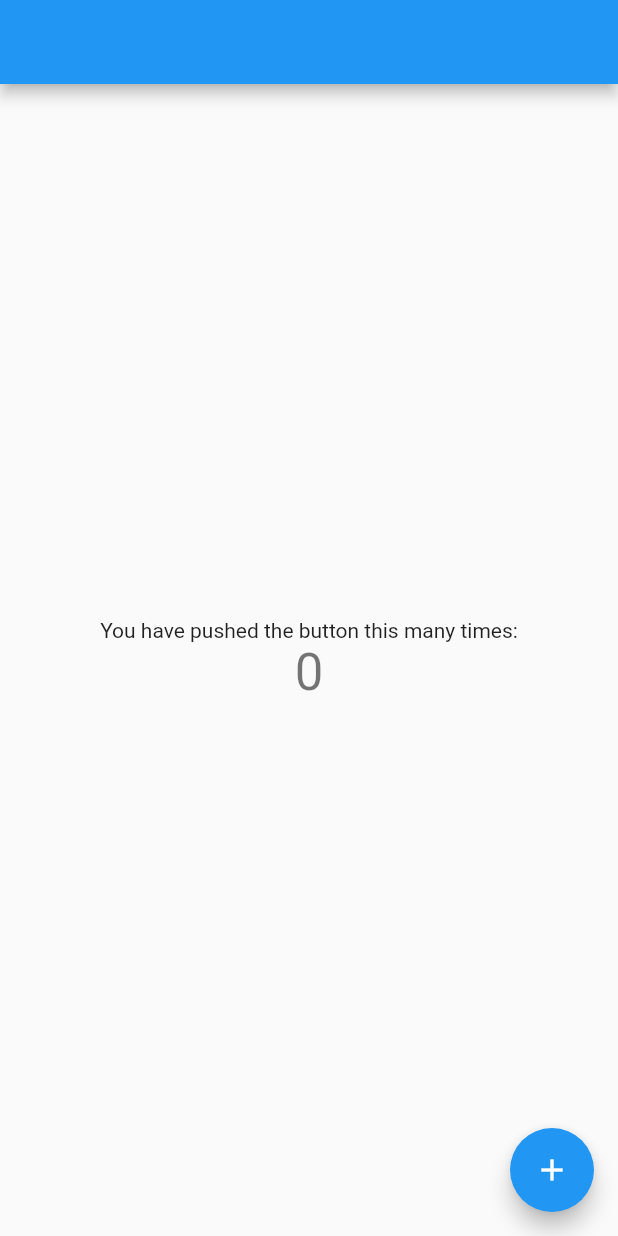
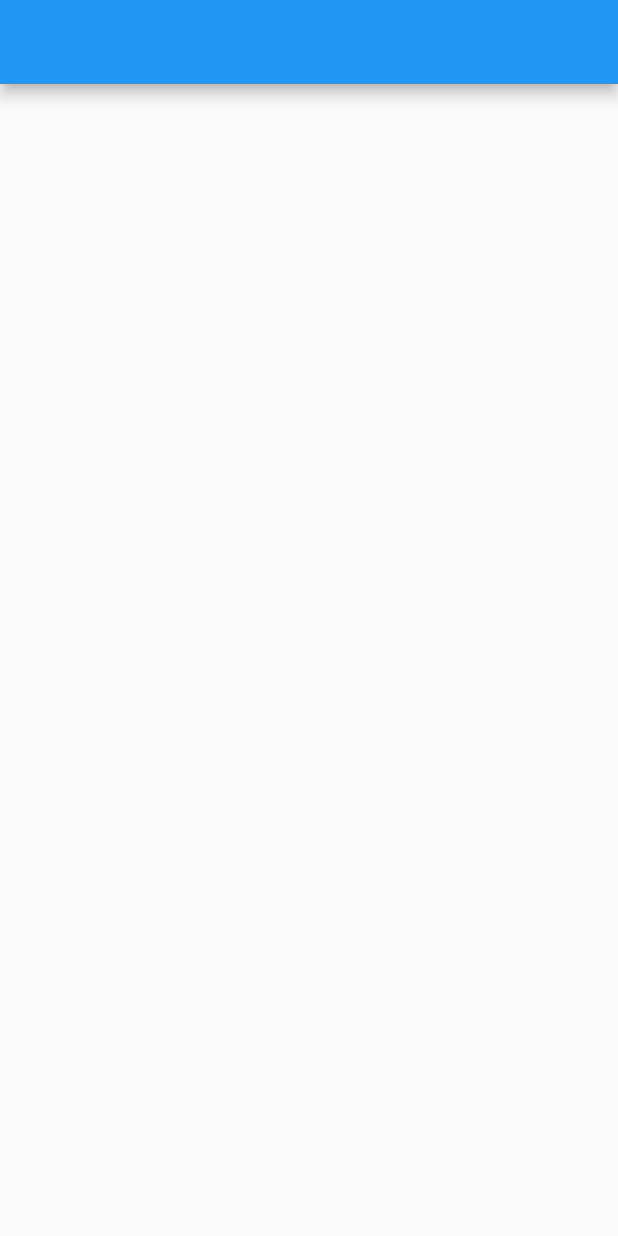
Before and after one commit to phamvantrienapp/myLove, a Flutter app: the screen it shows after launch, on a phone screen of 412 x 824 dp. Run offline on Flutter 3.47's test engine with Material 2 defaults, Android fonts, the phone set to English and light mode, and no system bars; our stand-ins replace auto_route.

Commit message:
Add auto_router packages

```diff
--- /dev/null
+++ b/my_love/lib/app/container/app_router/app_router.dart
@@ -0,0 +1,15 @@
+import 'package:auto_route/auto_route.dart';
+import 'package:flutter/material.dart';
+import 'package:my_love/app/views/home/home.dart';
+
+part 'app_router.gr.dart';
+
+@MaterialAutoRouter(
+  replaceInRouteName: 'Page,Route',
+  routes: <AutoRoute>[
+    AutoRoute(page: HomePage, initial: true),
+    // AutoRoute(page: BookDetailsPage),
+  ],
+)
+// extend the generated private router
+class AppRouter extends _$AppRouter {}
--- /dev/null
+++ b/my_love/lib/app/views/home/home.dart
@@ -0,0 +1,5 @@
+library app.home;
+
+import 'package:flutter/material.dart';
+
+part 'views/home_page.dart';
--- /dev/null
+++ b/my_love/lib/app/views/home/views/home_page.dart
@@ -0,0 +1,13 @@
+part of app.home;
+
+class HomePage extends StatelessWidget {
+  const HomePage({super.key});
+
+  @override
+  Widget build(BuildContext context) {
+    return Scaffold(
+      appBar: AppBar(),
+      body: Container(),
+    );
+  }
+}
--- a/my_love/lib/main.dart
+++ b/my_love/lib/main.dart
@@ -1,67 +1,29 @@
 import 'package:flutter/material.dart';
+import 'package:my_love/app/container/app_router/app_router.dart';
 
 void main() {
   runApp(const MyApp());
 }
 
-class MyApp extends StatelessWidget {
+class MyApp extends StatefulWidget {
   const MyApp({super.key});
 
   @override
+  State<MyApp> createState() => _MyAppState();
+}
+
+class _MyAppState extends State<MyApp> {
+  final _appRouter = AppRouter();
+
+  @override
   Widget build(BuildContext context) {
-    return MaterialApp(
+    return MaterialApp.router(
       title: 'My Love',
       theme: ThemeData(
         primarySwatch: Colors.blue,
       ),
-      home: const MyHomePage(title: ''),
+      routerDelegate: _appRouter.delegate(),
+      routeInformationParser: _appRouter.defaultRouteParser(),
     );
   }
 }
-
-class MyHomePage extends StatefulWidget {
-  const MyHomePage({super.key, required this.title});
-
-  final String title;
-
-  @override
-  State<MyHomePage> createState() => _MyHomePageState();
-}
-
-class _MyHomePageState extends State<MyHomePage> {
-  int _counter = 0;
-
-  void _incrementCounter() {
-    setState(() {
-      _counter++;
-    });
-  }
-
-  @override
-  Widget build(BuildContext context) {
-    return Scaffold(
-      appBar: AppBar(
-        title: Text(widget.title),
-      ),
-      body: Center(
-        child: Column(
-          mainAxisAlignment: MainAxisAlignment.center,
-          children: <Widget>[
-            const Text(
-              'You have pushed the button this many times:',
-            ),
-            Text(
-              '$_counter',
-              style: Theme.of(context).textTheme.headline4,
-            ),
-          ],
-        ),
-      ),
-      floatingActionButton: FloatingActionButton(
-        onPressed: _incrementCounter,
-        tooltip: 'Increment',
-        child: const Icon(Icons.add),
-      ), // This trailing comma makes auto-formatting nicer for build methods.
-    );
-  }
-}
--- a/my_love/pubspec.yaml
+++ b/my_love/pubspec.yaml
@@ -31,7 +31,7 @@ environment:
 dependencies:
   flutter:
     sdk: flutter
-
+  auto_route: 5.0.1
 
   # The following adds the Cupertino Icons font to your application.
   # Use with the CupertinoIcons class for iOS style icons.
@@ -40,6 +40,8 @@ dependencies:
 dev_dependencies:
   flutter_test:
     sdk: flutter
+  build_runner: 2.2.1
+  auto_route_generator: 5.0.2
 
   # The "flutter_lints" package below contains a set of recommended lints to
   # encourage good coding practices. The lint set provided by the package is
```
Also changed, not shown: my_love/lib/app/container/app_router/app_router.gr.dart (added), my_love/lib/app/views/home/home_cubit.dart (added), my_love/lib/app/views/home/home_state.dart (added), my_love/pubspec.lock, 1 other file.
